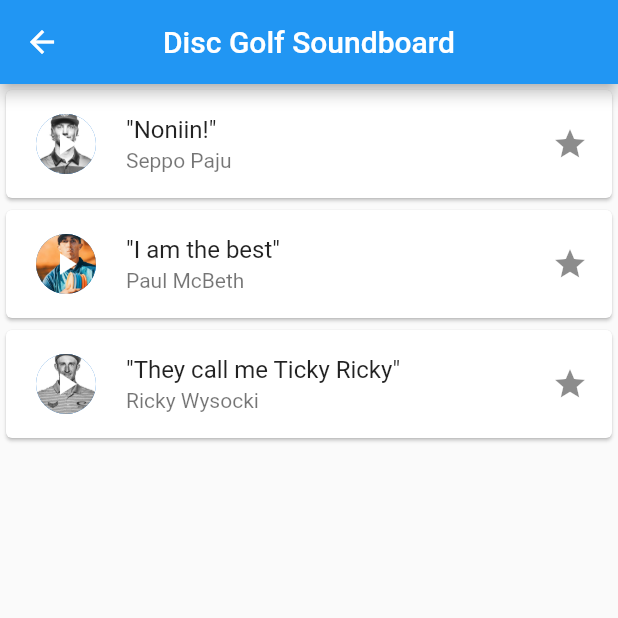
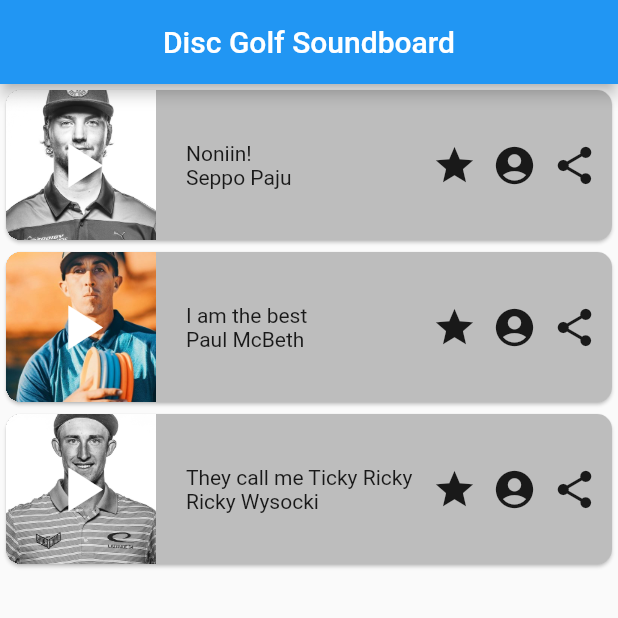
Before and after one commit to SAMPROO/disc-golf-soundboard, a Flutter app: the Home screen opened directly, after a tap on the "play arrow" icon, on a phone screen of 412 x 824 dp, the top half of it. Run offline on Flutter 3.47's test engine with Material 2 defaults, Android fonts, the light colour scheme and no system bars; our stand-ins replace audioplayers.

Commit message:
Replaced existing audio_card.dart with new playback_bar.dart

```diff
--- a/lib/components/playback_bar.dart
+++ b/lib/components/playback_bar.dart
@@ -23,34 +23,34 @@ class _PlaybackBarState extends State<PlaybackBar> {
       ),
       child: Row(
         mainAxisAlignment: MainAxisAlignment.spaceBetween,
-        children: [_fileInfo(),_actionButtons()],
+        children: [_fileInfo(widget.audioElement),_actionButtons()],
       ),
     );
   }
 }
 
-Widget _fileInfo() {
+Widget _fileInfo(AudioElement audioElement) {
   return Container(
     child: Row(
       crossAxisAlignment: CrossAxisAlignment.center,
       mainAxisAlignment: MainAxisAlignment.start,
       children: [
-        _avatarComponent(),
+        _avatarComponent(audioElement),
         SizedBox(
           width: 20,
         ),
         Column(
           crossAxisAlignment: CrossAxisAlignment.start,
           children: [
-            Text('Noniin!'),
-            Text('Seppo Paju'),
+            Text(audioElement.audioName),
+            Text(audioElement.playerName),
           ],
         )],
     ),
   );
 }
 
-Widget _avatarComponent() {
+Widget _avatarComponent(AudioElement audioElement) {
   double avatarSize = 100;
   return Stack(
       alignment: Alignment.center,
@@ -62,7 +62,7 @@ Widget _avatarComponent() {
           child: FittedBox(
             fit: BoxFit.cover,
             child: Image.asset(
-                'images/paul_mcbeth.jpg'),
+                'images/${audioElement.playerAvatar}'),
           ),
         ),
         IconButton(
@@ -71,7 +71,9 @@ Widget _avatarComponent() {
               Icons.play_arrow,
               color: Colors.white,
             ),
-            onPressed: null)
+            onPressed: () {
+              audioElement.playAudio();
+            })
       ]
   );
 }
--- a/lib/views/home.dart
+++ b/lib/views/home.dart
@@ -1,4 +1,4 @@
-import 'package:disc_golf_soundboard/components/audio_card.dart';
+import 'package:disc_golf_soundboard/components/playback_bar.dart';
 import 'package:disc_golf_soundboard/models/audio_element.dart';
 import 'package:flutter/material.dart';
 
@@ -39,7 +39,7 @@ class _HomeState extends State<Home> {
         body: ListView.builder(
             itemCount: audioElements.length,
             itemBuilder: (context, index) {
-              return AudioCard(
+              return PlaybackBar(
                 audioElement: audioElements[index],
               );
             }));
```
Also changed, not shown: lib/main.dart (+2 -8 lines).
